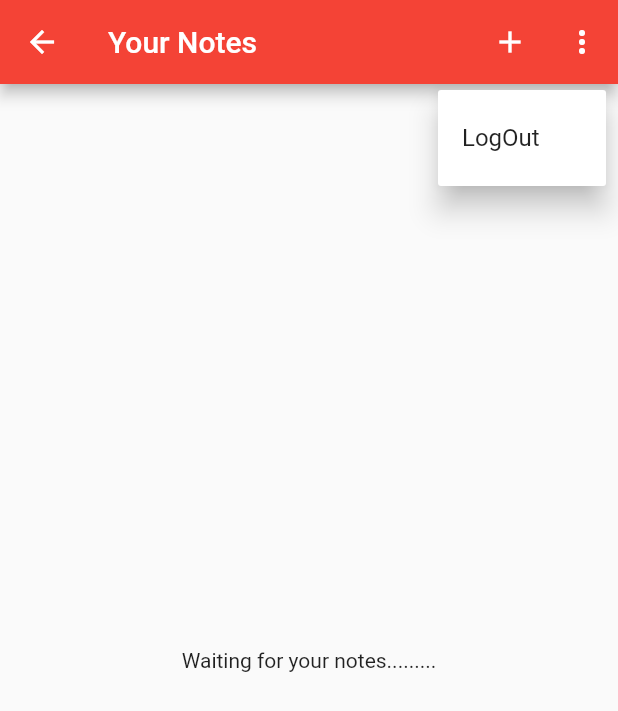
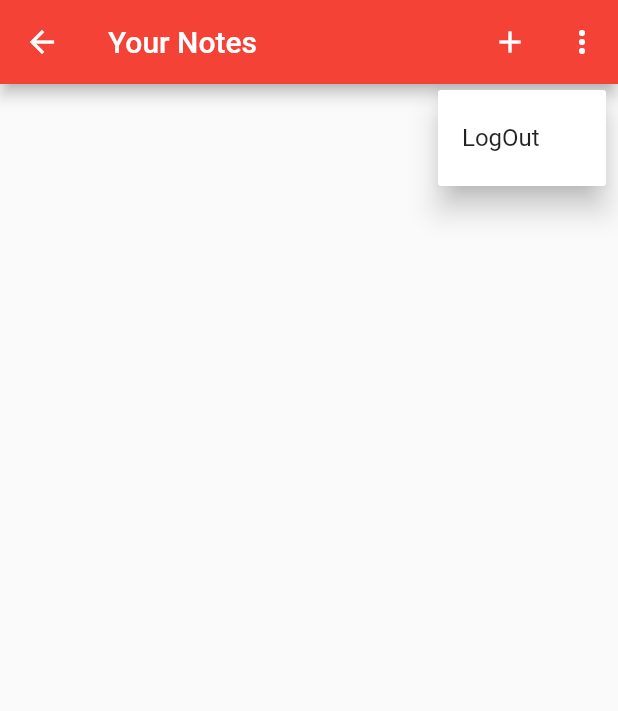
Before and after one commit to Shweta2105/blocPattern, a Flutter app: the HomeScreen screen opened by its route, after a tap on the "more vert" icon, on a phone screen of 412 x 824 dp. Shown: the top 711 px of the screen. Run offline on Flutter 3.47's test engine with Material 2 defaults, Android fonts, the phone set to English and light mode, and no system bars; our stand-ins replace firebase_auth, firebase_core, sqflite; accounts and stored records are empty; Roboto replaces fonts that are missing (SansitaSwashed).

Commit message:
created new note -part3 and display notes

```diff
--- a/lib/screens/notes/homescreen.dart
+++ b/lib/screens/notes/homescreen.dart
@@ -22,12 +22,6 @@ class _HomeScreenState extends State<HomeScreen> {
   void initState() {
     _notesService = NotesService();
     super.initState();
-  }
-
-  @override
-  void dispose() {
-    _notesService.close();
-    super.dispose();
   }
 
   @override
@@ -76,7 +70,28 @@ class _HomeScreenState extends State<HomeScreen> {
                       switch (snapshot.connectionState) {
                         case ConnectionState.waiting:
                         case ConnectionState.active:
-                          return const Text('Waiting for your notes.........');
+                          if (snapshot.hasData) {
+                            final allNotes =
+                                snapshot.data as List<DatabaseNote>;
+                            print(allNotes);
+                            return ListView.builder(
+                              itemCount: allNotes.length,
+                              itemBuilder: (context, index) {
+                                final note = allNotes[index];
+                                return ListTile(
+                                  title: Text(
+                                    note.text,
+                                    maxLines: 1,
+                                    softWrap: true,
+                                    overflow:TextOverflow.ellipsis,
+                                    style: TextStyle(color: blackColor),
+                                  ),
+                                );
+                              },
+                            );
+                          } else {
+                            return const CircularProgressIndicator();
+                          }
 
                         default:
                           return const CircularProgressIndicator();
--- a/lib/service/crud/notes_service.dart
+++ b/lib/service/crud/notes_service.dart
@@ -13,12 +13,18 @@ class NotesService {
   List<DatabaseNote> _notes = [];
 
   static final NotesService _shared = NotesService._sharedInstance();
-  NotesService._sharedInstance();
+  NotesService._sharedInstance() {
+    _notesStreamController =
+        StreamController<List<DatabaseNote>>.broadcast(onListen: () {
+      _notesStreamController.sink
+          .add(_notes); //if getting new update it will add
+    });
+  }
   factory NotesService() => _shared;
 
-  final _notesStreamController =
-      StreamController<List<DatabaseNote>>.broadcast();
-  Stream<List<DatabaseNote>> get allNotes => _notesStreamController.stream;
+  late final StreamController<List<DatabaseNote>> _notesStreamController;
+  Stream<List<DatabaseNote>> get allNotes =>
+      _notesStreamController.stream; // else it will get notes
 
   Future<DatabaseUser> getOrCreateUser({required String email}) async {
     try {
@@ -279,7 +285,7 @@ class DatabaseNote {
 
   @override
   String toString() =>
-      'Note, ID= $id, userId=$userId, text=$text,isSyncedWithCloud=$isSyncedWithCloud';
+      'Notes, id= $id, user_id=$userId, text=$text,is_synced_with_cloud=$isSyncedWithCloud';
 
   @override
   bool operator ==(covariant DatabaseNote other) => id == other.id;
@@ -289,13 +295,13 @@ class DatabaseNote {
 }
 
 const dbName = 'notes.db';
-const noteTable = 'note';
+const noteTable = 'notes';
 const userTable = 'user';
 const idColumn = 'id';
 const emailColumn = 'email';
-const userIdColumn = 'userId';
+const userIdColumn = 'user_id';
 const textColumn = 'text';
-const isSyncedWithCloudColumn = 'isSyncedWithCloud';
+const isSyncedWithCloudColumn = 'is_synced_with_cloud';
 //createuser table
 const createUserTable = '''CREATE TABLE IF NOT EXISTS "user" (
 	      "id"	INTEGER NOT NULL,
@@ -304,11 +310,11 @@ const createUserTable = '''CREATE TABLE IF NOT EXISTS "user" (
         ); ''';
 //create note table
 
-const createNoteTable = ''' CREATE TABLE IF NOT EXISTS "note" (
+const createNoteTable = ''' CREATE TABLE "notes" (
 	"id"	INTEGER NOT NULL,
 	"user_id"	INTEGER NOT NULL,
 	"text"	TEXT,
-	      "is-synced_with_cloud"	INTEGER NOT NULL DEFAULT 0,
+	"is_synced_with_cloud"	INTEGER NOT NULL DEFAULT 0,
 	PRIMARY KEY("id" AUTOINCREMENT),
 	FOREIGN KEY("user_id") REFERENCES "user"("id")
 );''';
```
Lines whose indentation alone changed are shown as unchanged.
